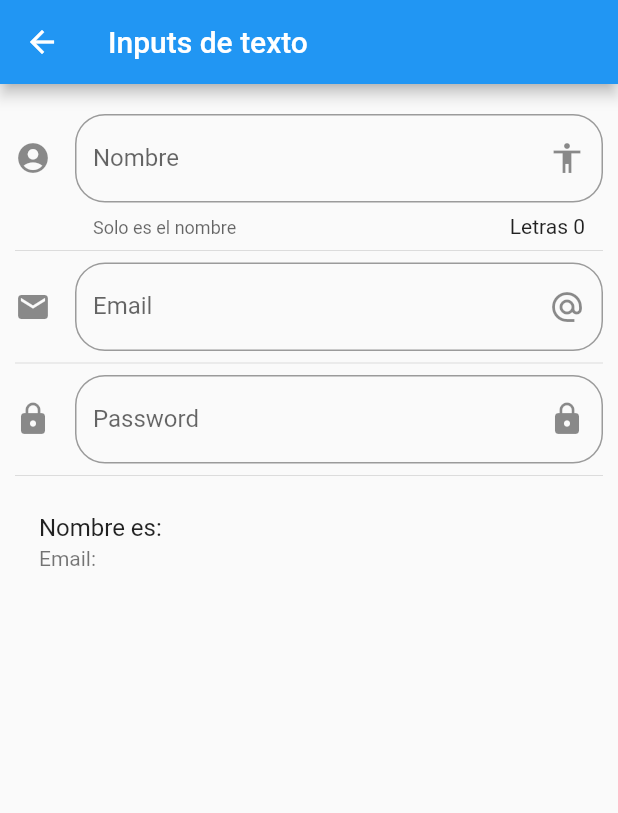
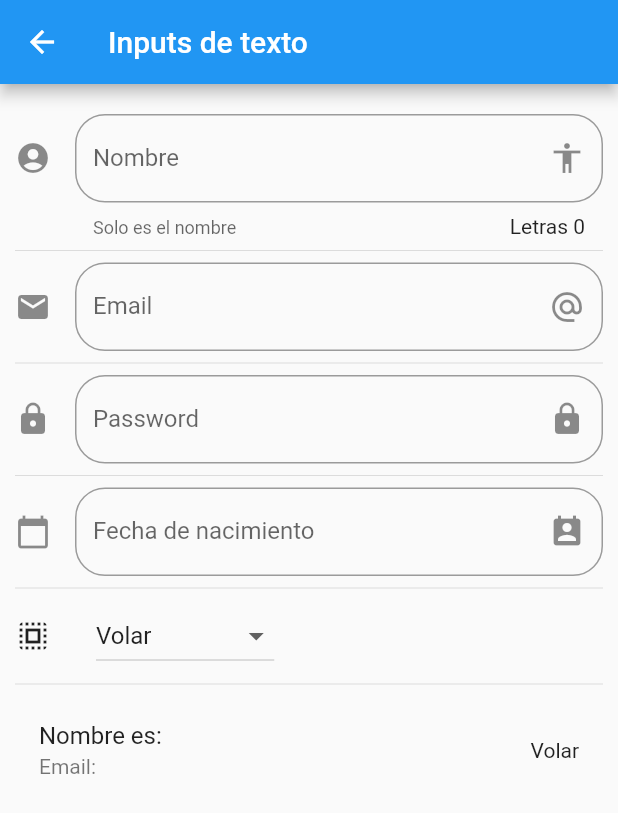
Before and after one commit to DanielTuttos/Flutter-app-componentes, a Flutter app: the InputPage screen opened by its route, on a phone screen of 412 x 824 dp. Shown: the top 813 px of the screen. Run offline on Flutter 3.47's test engine with Material 2 defaults, Android fonts, the phone set to English and light mode, and no system bars; missing offline and left inert: dart:ffi.

Commit message:
Practica de componentes terminada

```diff
--- a/lib/src/pages/input_page.dart
+++ b/lib/src/pages/input_page.dart
@@ -8,6 +8,13 @@ class InputPage extends StatefulWidget {
 class _InputPageState extends State<InputPage> {
   String _nombre = '';
   String _email = '';
+  String _fecha = '';
+
+  String _opcionSeleccionada = 'Volar';
+
+  List<String> _poderes = ['Volar', 'Rayos x', 'Super Aliento', 'Super Fuerza'];
+
+  TextEditingController _inputFieldDateController = new TextEditingController();
 
   @override
   Widget build(BuildContext context) {
@@ -23,6 +30,10 @@ class _InputPageState extends State<InputPage> {
           _crearEmail(),
           Divider(),
           _crearPassword(),
+          Divider(),
+          _crearFecha(context),
+          Divider(),
+          _crearDropdown(),
           Divider(),
           _crearPersona()
         ],
@@ -74,8 +85,7 @@ class _InputPageState extends State<InputPage> {
     );
   }
 
-
-  Widget _crearPassword(){
+  Widget _crearPassword() {
     return TextField(
       obscureText: true,
       decoration: InputDecoration(
@@ -95,12 +105,73 @@ class _InputPageState extends State<InputPage> {
     );
   }
 
+  Widget _crearFecha(BuildContext context) {
+    return TextField(
+      enableInteractiveSelection: false,
+      controller: _inputFieldDateController,
+      decoration: InputDecoration(
+          border: OutlineInputBorder(
+            borderRadius: BorderRadius.circular(20.0),
+          ),
+          hintText: 'Fecha de nacimiento',
+          labelText: 'Fecha de nacimiento',
+          suffixIcon: Icon(Icons.perm_contact_calendar),
+          icon: Icon(Icons.calendar_today)),
+      onTap: () {
+        FocusScope.of(context).requestFocus(new FocusNode());
+        _selectDate(context);
+      },
+    );
+  }
 
+  _selectDate(BuildContext context) async {
+    DateTime picked = await showDatePicker(
+        context: context,
+        initialDate: new DateTime.now(),
+        firstDate: new DateTime(2015),
+        lastDate: new DateTime(2025),
+        locale: Locale('es', 'EC'));
+    if (picked != null) {
+      setState(() {
+        _fecha = picked.toString();
+        _inputFieldDateController.text = _fecha;
+      });
+    }
+  }
+
+  List<DropdownMenuItem<String>> getOpcionesDropdown() {
+    List<DropdownMenuItem<String>> lista = new List();
+    _poderes.forEach((poder) {
+      lista.add(DropdownMenuItem(
+        child: Text(poder),
+        value: poder,
+      ));
+    });
+    return lista;
+  }
+
+  Widget _crearDropdown() {
+    return Row(children: <Widget>[
+      Icon(Icons.select_all),
+      SizedBox(width: 30.0,),
+      DropdownButton(
+        value: _opcionSeleccionada,
+        items: getOpcionesDropdown(),
+        onChanged: (opt) {
+          // print(opt);
+          setState(() {
+            _opcionSeleccionada = opt;
+          });
+        },
+      )
+    ]);
+  }
 
   Widget _crearPersona() {
     return ListTile(
       title: Text('Nombre es: $_nombre'),
       subtitle: Text('Email: $_email'),
+      trailing: Text(_opcionSeleccionada),
     );
   }
 }
--- a/lib/src/routes/routes.dart
+++ b/lib/src/routes/routes.dart
@@ -6,6 +6,8 @@ import 'package:componentes/src/pages/home_page.dart';
 import 'package:componentes/src/pages/card_page.dart';
 import 'package:componentes/src/pages/animated_container.dart';
 import 'package:componentes/src/pages/input_page.dart';
+import 'package:componentes/src/pages/slider_page.dart';
+import 'package:componentes/src/pages/listview_page.dart';
 
 Map<String, WidgetBuilder> getApplicationRoutes() {
   return <String, WidgetBuilder>{
@@ -14,7 +16,9 @@ Map<String, WidgetBuilder> getApplicationRoutes() {
     'avatar': (BuildContext context) => Avatarpage(),
     'card': (BuildContext context) => CardPage(),
     'animatedContainer':(BuildContext context) => AnimatedContainerPage(),
-    'inputs':(BuildContext context) => InputPage()
+    'inputs':(BuildContext context) => InputPage(),
+    'slider':(BuildContext context) => SliderPage(),
+    'list':(BuildContext context) => ListaPage(),
 
 
   };
--- a/lib/src/utils/icono_string_util.dart
+++ b/lib/src/utils/icono_string_util.dart
@@ -6,7 +6,8 @@ final _icons = <String, IconData>{
   'folder_open': Icons.folder_open,
   'donut_large': Icons.donut_large,
   'input': Icons.input,
-
+  'tune': Icons.tune,
+  'list': Icons.list,
 };
 
 Icon getIcon(String nombreIcon) {
--- a/pubspec.yaml
+++ b/pubspec.yaml
@@ -18,6 +18,9 @@ environment:
 
 dependencies:
   flutter:
+    sdk: flutter
+
+  flutter_localizations:
     sdk: flutter
 
   # The following adds the Cupertino Icons font to your application.
```
Also changed, not shown: data/menu-opts.json (+10 -0 lines), lib/main.dart (+12 -3 lines), lib/src/pages/listview_page.dart (added, +127 -0 lines), lib/src/pages/slider_page.dart (added, +92 -0 lines), pubspec.lock.
